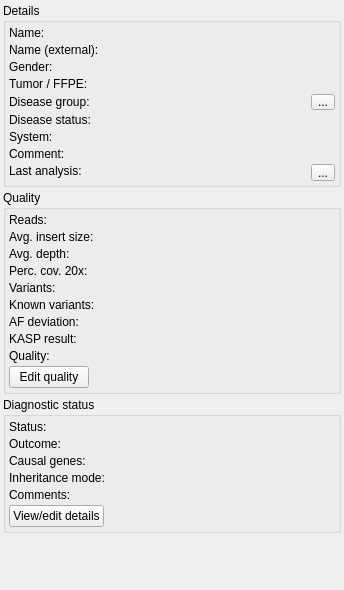
This is src/GSvar/SampleDetailsDockWidget.ui in imgag/ngs-bits as Qt 5 draws it before an edit. The edited form follows.
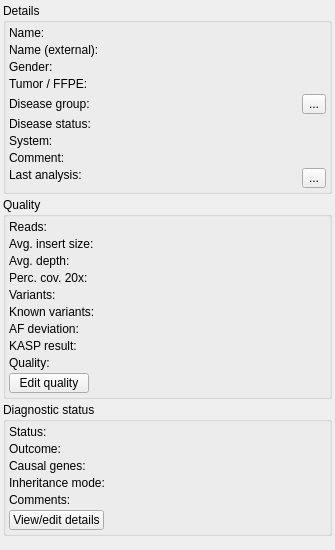
This is the edited form. Icons and pictures are not drawn.

Patch:
```diff
--- a/src/GSvar/SampleDetailsDockWidget.ui
+++ b/src/GSvar/SampleDetailsDockWidget.ui
@@ -6,10 +6,16 @@
    <rect>
     <x>0</x>
     <y>0</y>
-    <width>344</width>
-    <height>590</height>
+    <width>335</width>
+    <height>550</height>
    </rect>
   </property>
+  <property name="minimumSize">
+   <size>
+    <width>139</width>
+    <height>550</height>
+   </size>
+  </property>
   <property name="maximumSize">
    <size>
     <width>400</width>
@@ -130,8 +136,8 @@
             <widget class="QToolButton" name="restart_button">
              <property name="minimumSize">
               <size>
-               <width>16</width>
-               <height>16</height>
+               <width>20</width>
+               <height>20</height>
               </size>
              </property>
              <property name="toolTip">
@@ -260,8 +266,8 @@
             <widget class="QToolButton" name="disease_button">
              <property name="minimumSize">
               <size>
-               <width>16</width>
-               <height>16</height>
+               <width>20</width>
+               <height>20</height>
               </size>
              </property>
              <property name="toolTip">
@@ -319,6 +325,12 @@
            </property>
            <item>
             <widget class="QPushButton" name="quality_button">
+             <property name="minimumSize">
+              <size>
+               <width>0</width>
+               <height>20</height>
+              </size>
+             </property>
              <property name="text">
               <string>Edit quality</string>
              </property>
@@ -527,6 +539,12 @@
            </property>
            <item>
             <widget class="QPushButton" name="diag_status_button">
+             <property name="minimumSize">
+              <size>
+               <width>0</width>
+               <height>20</height>
+              </size>
+             </property>
              <property name="text">
               <string>View/edit details</string>
              </property>
```
